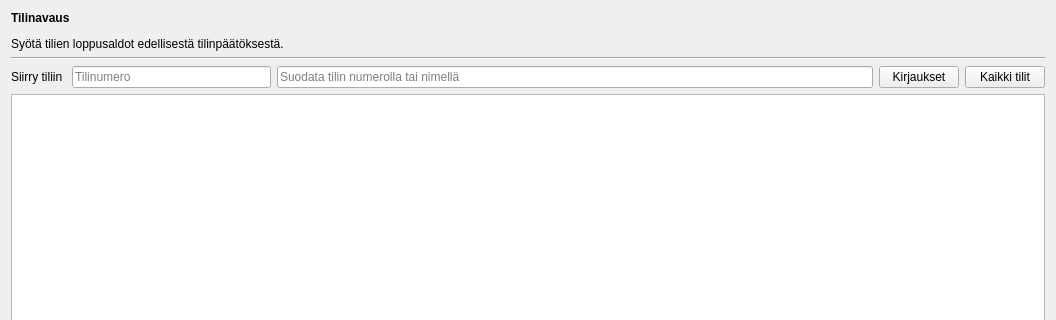
Qt form kitsas/maaritys/tilinavaus.ui (artoh/kitupiikki) before a commit; both pictures show x 0 to 1056 and y 0 to 320 of the 1056 by 568 pixel window.
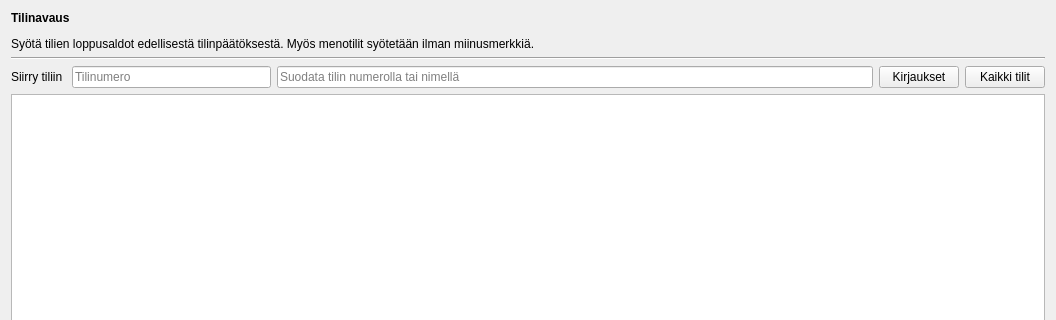
The same form after that commit. Icons and pictures are not drawn.

```diff
--- a/kitsas/maaritys/tilinavaus.ui
+++ b/kitsas/maaritys/tilinavaus.ui
@@ -19,7 +19,7 @@
      <item>
       <widget class="QLabel" name="label">
        <property name="text">
-        <string>&lt;html&gt;&lt;head/&gt;&lt;body&gt;&lt;p&gt;&lt;span style=&quot; font-weight:600;&quot;&gt;Tilinavaus&lt;/span&gt;&lt;/p&gt;&lt;p&gt;Syötä tilien loppusaldot edellisestä tilinpäätöksestä.&lt;/p&gt;&lt;/body&gt;&lt;/html&gt;</string>
+        <string>&lt;html&gt;&lt;head/&gt;&lt;body&gt;&lt;p&gt;&lt;span style=&quot; font-weight:600;&quot;&gt;Tilinavaus&lt;/span&gt;&lt;/p&gt;&lt;p&gt;Syötä tilien loppusaldot edellisestä tilinpäätöksestä. Myös menotilit syötetään ilman miinusmerkkiä.&lt;/p&gt;&lt;/body&gt;&lt;/html&gt;</string>
        </property>
       </widget>
      </item>
```
